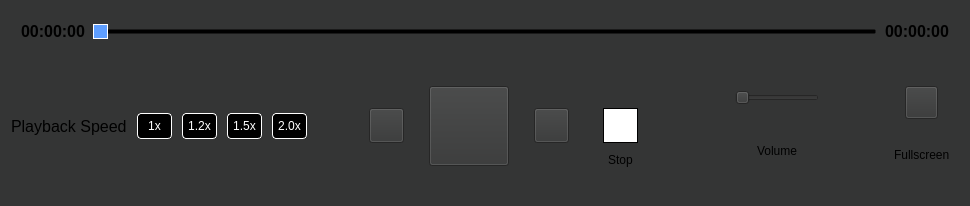
Qt form controls_overlay.ui (Akash-github-project/trial) before a commit.
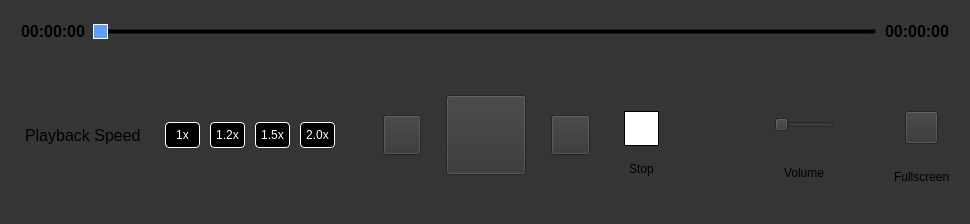
The same form after that commit. Icons and pictures are not drawn.

What changed in the file:
```diff
--- a/controls_overlay.ui
+++ b/controls_overlay.ui
@@ -7,7 +7,7 @@
     <x>0</x>
     <y>0</y>
     <width>970</width>
-    <height>206</height>
+    <height>224</height>
    </rect>
   </property>
   <property name="minimumSize">
@@ -161,6 +161,9 @@
            <kerning>true</kerning>
           </font>
          </property>
+         <property name="styleSheet">
+          <string notr="true">padding:10px;</string>
+         </property>
          <property name="text">
           <string>Playback Speed</string>
          </property>
@@ -265,10 +268,16 @@
          </item>
          <item alignment="Qt::AlignVCenter">
           <widget class="QPushButton" name="fs_PushButton_Seek_Backward">
+           <property name="minimumSize">
+            <size>
+             <width>36</width>
+             <height>36</height>
+            </size>
+           </property>
            <property name="maximumSize">
             <size>
-             <width>35</width>
-             <height>35</height>
+             <width>40</width>
+             <height>40</height>
             </size>
            </property>
            <property name="styleSheet">
@@ -320,10 +329,16 @@
          </item>
          <item alignment="Qt::AlignVCenter">
           <widget class="QPushButton" name="fs_PushButton_Seek_Forward">
+           <property name="minimumSize">
+            <size>
+             <width>36</width>
+             <height>36</height>
+            </size>
+           </property>
            <property name="maximumSize">
             <size>
-             <width>35</width>
-             <height>35</height>
+             <width>40</width>
+             <height>40</height>
             </size>
            </property>
            <property name="styleSheet">
@@ -331,6 +346,7 @@
 QPushButton {
   border-image: url(:/ten-sec-forward);
   height:36px;
+  width:36px;
 }
 </string>
            </property>
@@ -373,10 +389,16 @@
             </item>
             <item alignment="Qt::AlignHCenter">
              <widget class="QLabel" name="label_7">
+              <property name="minimumSize">
+               <size>
+                <width>0</width>
+                <height>25</height>
+               </size>
+              </property>
               <property name="maximumSize">
                <size>
                 <width>30</width>
-                <height>15</height>
+                <height>25</height>
                </size>
               </property>
               <property name="text">
@@ -418,9 +440,22 @@
            <number>6</number>
           </property>
           <item>
+           <widget class="QFrame" name="">
+            <property name="maximumSize">
+             <size>
+              <width>16777215</width>
+              <height>120</height>
+             </size>
+            </property>
            <layout class="QVBoxLayout" name="verticalLayout_6">
+             <property name="spacing">
+              <number>0</number>
+             </property>
+             <property name="sizeConstraint">
+              <enum>QLayout::SetDefaultConstraint</enum>
+             </property>
             <property name="topMargin">
-             <number>20</number>
+              <number>30</number>
             </property>
             <item>
              <layout class="QHBoxLayout" name="horizontalLayout_6">
@@ -429,10 +464,16 @@
               </property>
               <item>
                <widget class="QLabel" name="label_2">
+                 <property name="minimumSize">
+                  <size>
+                   <width>30</width>
+                   <height>30</height>
+                  </size>
+                 </property>
                 <property name="maximumSize">
                  <size>
-                  <width>23</width>
-                  <height>23</height>
+                   <width>30</width>
+                   <height>30</height>
                  </size>
                 </property>
                 <property name="text">
@@ -448,6 +489,12 @@
               </item>
               <item>
                <widget class="QSlider" name="fs_HorizontalSlider_Volume">
+                 <property name="minimumSize">
+                  <size>
+                   <width>60</width>
+                   <height>0</height>
+                  </size>
+                 </property>
                 <property name="maximumSize">
                  <size>
                   <width>90</width>
@@ -467,10 +514,16 @@
               </item>
               <item>
                <widget class="QLabel" name="label">
+                 <property name="minimumSize">
+                  <size>
+                   <width>30</width>
+                   <height>30</height>
+                  </size>
+                 </property>
                 <property name="maximumSize">
                  <size>
-                  <width>23</width>
-                  <height>23</height>
+                   <width>30</width>
+                   <height>30</height>
                  </size>
                 </property>
                 <property name="text">
@@ -485,15 +538,31 @@
             </item>
             <item alignment="Qt::AlignHCenter">
              <widget class="QLabel" name="label_6">
+               <property name="maximumSize">
+                <size>
+                 <width>16777215</width>
+                 <height>35</height>
+                </size>
+               </property>
+               <property name="styleSheet">
+                <string notr="true">margin-top:20px;</string>
+               </property>
+               <property name="frameShape">
+                <enum>QFrame::NoFrame</enum>
+               </property>
               <property name="text">
                <string>Volume</string>
               </property>
               <property name="margin">
-               <number>5</number>
+                <number>0</number>
+               </property>
+               <property name="indent">
+                <number>0</number>
               </property>
              </widget>
             </item>
            </layout>
+           </widget>
           </item>
           <item>
            <spacer name="horizontalSpacer_3">
@@ -514,7 +583,7 @@
              <number>5</number>
             </property>
             <property name="topMargin">
-             <number>20</number>
+             <number>30</number>
             </property>
             <item alignment="Qt::AlignHCenter">
              <widget class="QPushButton" name="normal_screen_button">
@@ -534,6 +603,18 @@
             </item>
             <item alignment="Qt::AlignHCenter">
              <widget class="QLabel" name="label_5">
+              <property name="minimumSize">
+               <size>
+                <width>0</width>
+                <height>25</height>
+               </size>
+              </property>
+              <property name="maximumSize">
+               <size>
+                <width>16777215</width>
+                <height>25</height>
+               </size>
+              </property>
               <property name="text">
                <string>Fullscreen</string>
               </property>
```
Left out of the diff: 9 changed lines with no effect on the pictures. Lines whose indentation alone changed are shown as unchanged.
